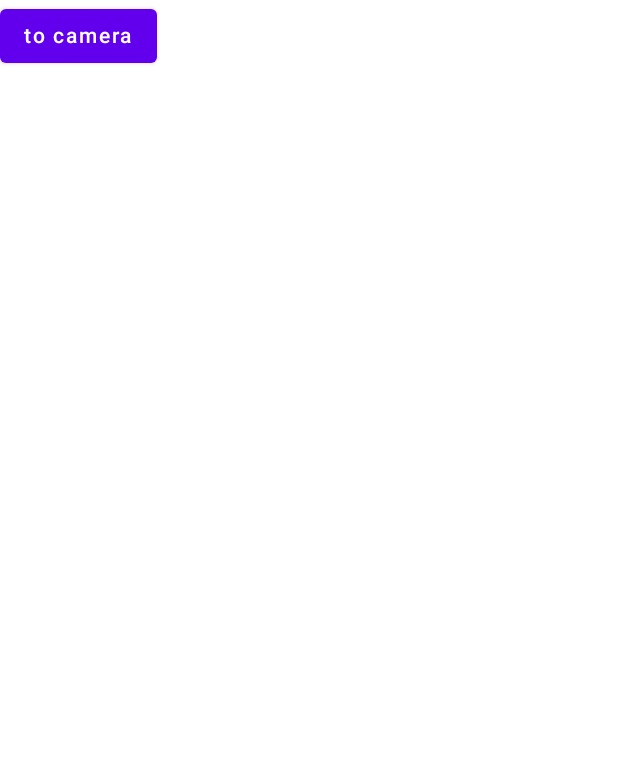
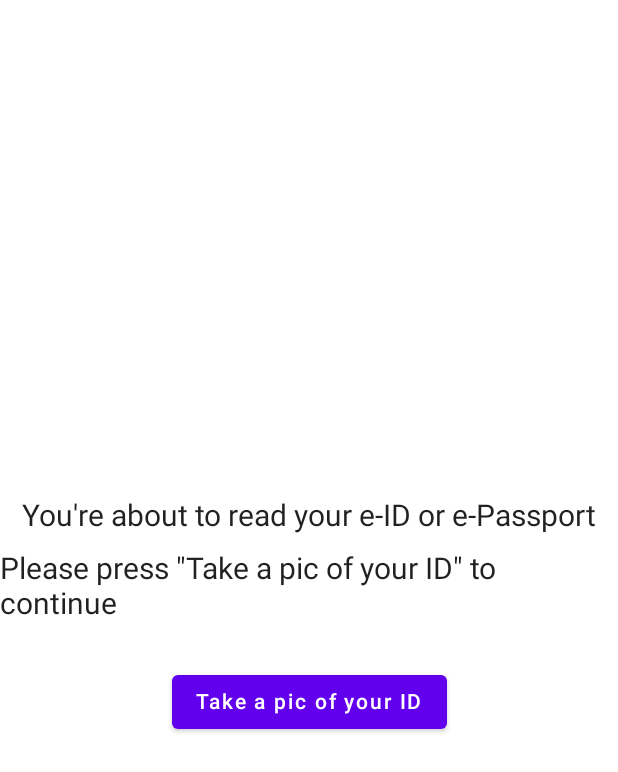
Before and after one commit to gabriel96x1/ReadE-DocOnline, an Android app built with Jetpack Compose: the screen it shows after launch (MainActivity), on a phone screen of 412 x 824 dp. Shown: the top 772 px of the screen. Run offline under Robolectric (Android 15) with nearby library versions, the phone set to English and light mode, and no system bars.

Commit message:
feat: added information to screens in the flow

```diff
--- a/app/build.gradle
+++ b/app/build.gradle
@@ -86,7 +86,6 @@ dependencies {
 
     //MLKit Google
     implementation 'com.google.android.gms:play-services-mlkit-text-recognition:18.0.0'
-    implementation 'com.google.mlkit:barcode-scanning:17.0.2'
     implementation 'com.google.mlkit:image-labeling:17.0.7'
     implementation 'com.google.mlkit:image-labeling-custom:17.0.1'
     implementation 'androidx.annotation:annotation:1.2.0'
--- a/app/src/main/java/com/mutablestate/readonline/presentation/activities/MainActivity.kt
+++ b/app/src/main/java/com/mutablestate/readonline/presentation/activities/MainActivity.kt
@@ -3,7 +3,6 @@ package com.mutablestate.readonline.presentation.activities
 import android.Manifest
 import android.annotation.SuppressLint
 import android.content.Context
-import android.content.Intent
 import android.content.pm.PackageManager
 import android.os.Bundle
 import androidx.activity.ComponentActivity
@@ -12,6 +11,7 @@ import androidx.compose.foundation.layout.fillMaxSize
 import androidx.compose.material.*
 import androidx.compose.ui.Modifier
 import androidx.core.app.ActivityCompat
+import com.mutablestate.readonline.presentation.view.InstructionsScreen
 import com.mutablestate.readonline.ui.theme.ReadOnlineTheme
 
 
@@ -25,19 +25,10 @@ class MainActivity : ComponentActivity() {
                 Scaffold(
                     modifier = Modifier.fillMaxSize(),
                 ) {
-                    Button(onClick = {
-
-                        Intent(this, CameraActivity::class.java).also {
-                            startActivity(it)
-                        }
-
-                    }) {
-                        Text(text = "to camera")
-                    }
+                    InstructionsScreen()
                 }
             }
         }
-
 
         val PERMISSION_ALL = 1
         val PERMISSIONS = arrayOf(
--- a/app/src/main/java/com/mutablestate/readonline/presentation/activities/ReaderActivityKt.kt
+++ b/app/src/main/java/com/mutablestate/readonline/presentation/activities/ReaderActivityKt.kt
@@ -380,6 +380,7 @@ class ReaderActivityKt : ComponentActivity() {
                     "failed"
                 }
 
+                mrzInfo.dateOfBirth
                 val ratio = 320.0 / bitmap.height
                 val targetHeight = (bitmap.height * ratio).toInt()
                 val targetWidth = (bitmap.width * ratio).toInt()
--- a/app/src/main/java/com/mutablestate/readonline/presentation/view/InstructionsScreen.kt
+++ b/app/src/main/java/com/mutablestate/readonline/presentation/view/InstructionsScreen.kt
@@ -1,8 +1,46 @@
 package com.mutablestate.readonline.presentation.view
 
+import android.content.Intent
+import androidx.compose.foundation.layout.*
+import androidx.compose.material.Button
+import androidx.compose.material.Text
 import androidx.compose.runtime.Composable
+import androidx.compose.ui.Alignment
+import androidx.compose.ui.Modifier
+import androidx.compose.ui.platform.LocalContext
+import androidx.compose.ui.tooling.preview.Preview
+import androidx.compose.ui.unit.dp
+import androidx.compose.ui.unit.sp
+import androidx.core.content.ContextCompat.startActivity
+import com.mutablestate.readonline.presentation.activities.CameraActivity
+import com.mutablestate.readonline.presentation.activities.MainActivity
 
 @Composable
 fun InstructionsScreen() {
+    val context = LocalContext.current
+    Column(
+        modifier = Modifier.fillMaxSize(),
+        horizontalAlignment = Alignment.CenterHorizontally,
+        verticalArrangement = Arrangement.Center
+    ) {
 
+        Text(
+            text = "You're about to read your e-ID or e-Passport",
+            fontSize = 20.sp
+        )
+        Spacer(modifier = Modifier.height(12.dp))
+        Text(
+            text = "Please press \"Take a pic of your ID\" to continue",
+            fontSize = 20.sp
+        )
+        Spacer(modifier = Modifier.height(30.dp))
+        Button(
+            onClick = {
+                val intent = Intent(context, CameraActivity::class.java)
+                startActivity(context, intent, null)
+            }
+        ) {
+            Text(text = "Take a pic of your ID")
+        }
+    }
 }
--- a/app/src/main/java/com/mutablestate/readonline/ui/theme/Theme.kt
+++ b/app/src/main/java/com/mutablestate/readonline/ui/theme/Theme.kt
@@ -29,11 +29,7 @@ private val LightColorPalette = lightColors(
 
 @Composable
 fun ReadOnlineTheme(darkTheme: Boolean = isSystemInDarkTheme(), content: @Composable () -> Unit) {
-    val colors = if (darkTheme) {
-        DarkColorPalette
-    } else {
-        LightColorPalette
-    }
+    val colors = LightColorPalette
 
     MaterialTheme(
         colors = colors,
--- /dev/null
+++ b/app/src/main/res/drawable/nfc.xml
@@ -0,0 +1,5 @@
+<vector android:height="24dp" android:tint="#000000"
+    android:viewportHeight="24" android:viewportWidth="24"
+    android:width="24dp" xmlns:android="http://schemas.android.com/apk/res/android">
+    <path android:fillColor="@android:color/white" android:pathData="M20,2L4,2c-1.1,0 -2,0.9 -2,2v16c0,1.1 0.9,2 2,2h16c1.1,0 2,-0.9 2,-2L22,4c0,-1.1 -0.9,-2 -2,-2zM20,20L4,20L4,4h16v16zM18,6h-5c-1.1,0 -2,0.9 -2,2v2.28c-0.6,0.35 -1,0.98 -1,1.72 0,1.1 0.9,2 2,2s2,-0.9 2,-2c0,-0.74 -0.4,-1.38 -1,-1.72L13,8h3v8L8,16L8,8h2L10,6L6,6v12h12L18,6z"/>
+</vector>
```
Also changed, not shown: app/src/main/java/com/mutablestate/readonline/presentation/view/AnalyzingInfoScreen.kt (+19 -4 lines), app/src/main/java/com/mutablestate/readonline/presentation/view/HoldCloseDocScreen.kt (+16 -1 lines), app/src/main/java/com/mutablestate/readonline/presentation/view/ResultsScreen.kt (+24 -11 lines).
